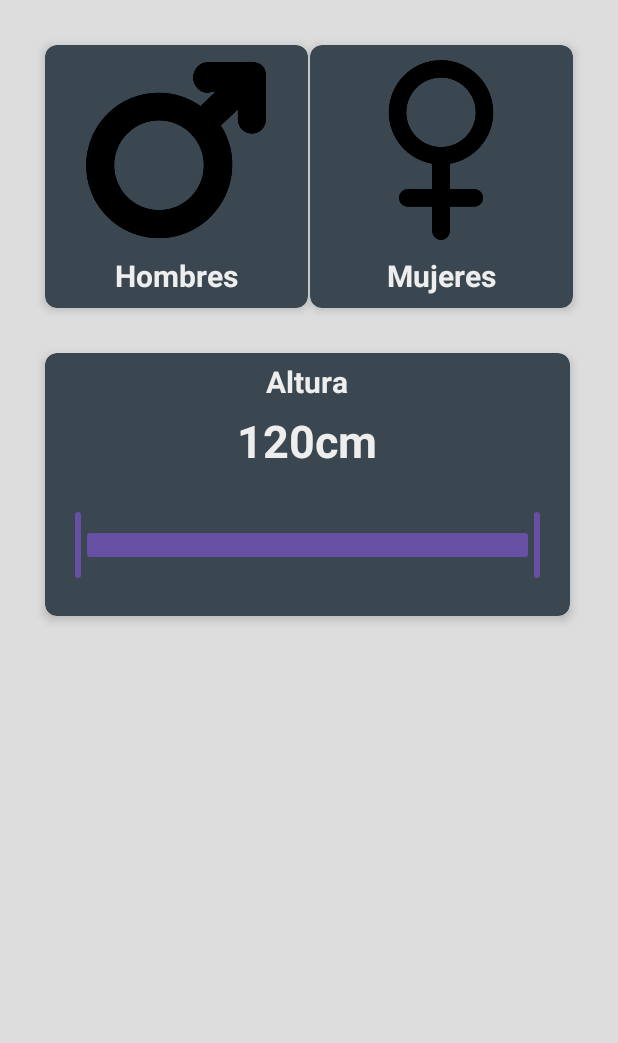
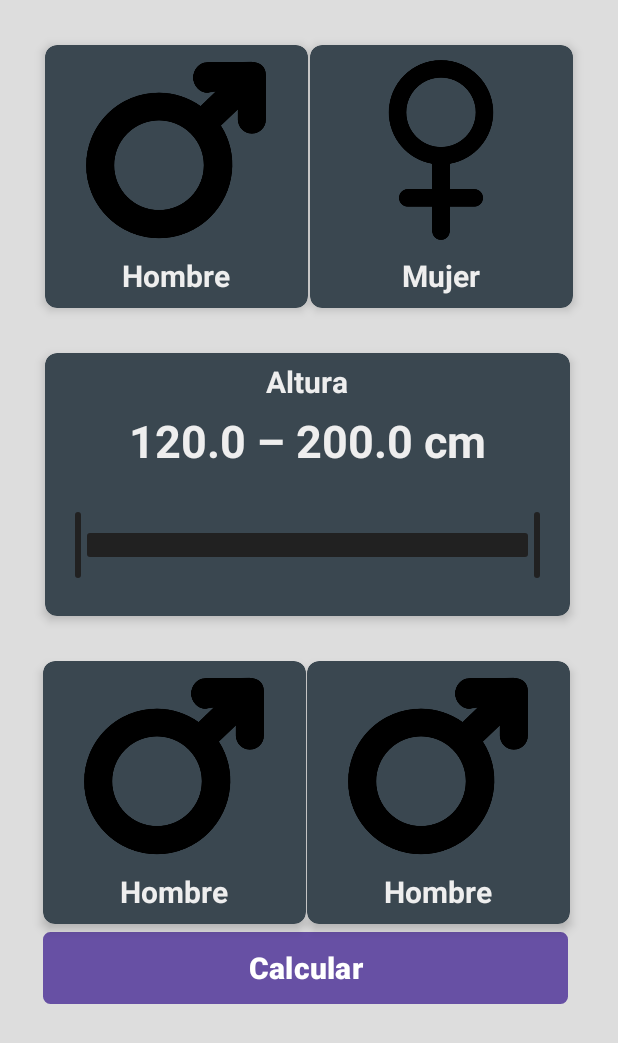
Before and after one commit to guillemulass/IMC_Calculadoras, an Android app: the screen it shows after launch (CalculadoraIMC), after a tap on "CalculadoraIMC", on a phone screen of 412 x 824 dp. Shown: the top 1043 px of the screen. Run offline under Robolectric (Android 15) with nearby library versions, the phone set to English and light mode, and no system bars.

Commit message:
80% layout de IMC

```diff
--- a/app/src/main/java/com/gmulbat1301/imc_calculadoras/CalculadoraIMC.kt
+++ b/app/src/main/java/com/gmulbat1301/imc_calculadoras/CalculadoraIMC.kt
@@ -2,17 +2,22 @@ package com.gmulbat1301.imc_calculadoras
 
 import androidx.appcompat.app.AppCompatActivity
 import android.os.Bundle
+import android.widget.Button
+import android.widget.TextView
 import com.google.android.material.slider.RangeSlider
 import com.google.android.material.slider.Slider
 
 class CalculadoraIMC : AppCompatActivity() {
 
     lateinit var slider : RangeSlider
+    lateinit var txtCm : TextView
+    lateinit var btnCalc : Button
     override fun onCreate(savedInstanceState: Bundle?) {
         super.onCreate(savedInstanceState)
         setContentView(R.layout.activity_calculadora_imc)
 
         initComponents()
+        updatetxtCm()
     }
     fun initComponents(){
         slider = findViewById<RangeSlider>(R.id.slider)
@@ -20,5 +25,18 @@ class CalculadoraIMC : AppCompatActivity() {
         slider.valueTo=200f
         slider.values = listOf(120f,200f)
 
+        txtCm = findViewById<TextView>(R.id.stringcm)
+        btnCalc= findViewById(R.id.btn_Calc)
+    }
+
+    fun updatetxtCm() {
+        slider.addOnChangeListener { slider,value,fromUser ->
+            val valueText = String.format("%.1f - %.1f cm", slider.values[0], slider.values[1],)
+            txtCm.text = valueText
+        }
+    }
+
+    fun btnCalc() {
+        btnCalc.setOnClickListener { println() }
     }
 }
--- /dev/null
+++ b/app/src/main/res/drawable/boton_cuadrado.xml
@@ -0,0 +1,9 @@
+<?xml version="1.0" encoding="utf-8"?>
+<shape xmlns:android="http://schemas.android.com/apk/res/android"
+    android:shape="rectangle">
+    <gradient android:startColor="#FFFFFF"
+        android:endColor="#00FF00"
+        android:angle="270" />
+    <corners android:radius="3dp" />
+    <stroke android:width="5px" android:color="#000000" />
+</shape>
--- a/app/src/main/res/layout/activity_calculadora_imc.xml
+++ b/app/src/main/res/layout/activity_calculadora_imc.xml
@@ -99,6 +99,7 @@
     </androidx.cardview.widget.CardView>
 
     <androidx.cardview.widget.CardView
+        android:id="@+id/cardview3"
         android:layout_width="350dp"
         android:layout_height="175dp"
         android:layout_marginTop="30dp"
@@ -128,7 +129,7 @@
                 android:id="@+id/stringcm"
                 android:layout_width="wrap_content"
                 android:layout_height="wrap_content"
-                android:text="@string/_120cm"
+                android:text="@string/_120_0_200_0"
                 android:textStyle="bold"
                 android:textColor="#EEEEEE"
                 android:textSize="30sp"
@@ -136,19 +137,130 @@
                 android:layout_marginTop="5dp"
 
                 />
+
             <com.google.android.material.slider.RangeSlider
                 android:id="@+id/slider"
                 android:layout_width="wrap_content"
                 android:layout_height="wrap_content"
-                android:layout_marginTop="25dp"/>
+                android:layout_marginTop="25dp"
+                android:theme="@style/RangeSliderColor"
+                tools:ignore="SpeakableTextPresentCheck" />
         </LinearLayout>
+    </androidx.cardview.widget.CardView>
+
+    <androidx.cardview.widget.CardView
+        android:id="@+id/cardview4"
+        android:layout_width="175dp"
+        android:layout_height="175dp"
+        android:backgroundTint="#3A4750"
+        android:layout_marginTop="30dp"
+        android:layout_marginStart="-1dp"
+        app:cardCornerRadius="8dp"
+        app:cardElevation="4dp"
+        app:layout_constraintTop_toBottomOf="@id/cardview3"
+        app:layout_constraintStart_toStartOf="@id/cardview3"
+        >
+
+        <LinearLayout
+            android:layout_width="match_parent"
+            android:layout_height="match_parent"
+            android:gravity="center_horizontal">
+
+            <ImageView
+                android:layout_width="120dp"
+                android:layout_height="120dp"
+                android:layout_marginTop="10dp"
+                android:src="@drawable/signomasc"
+                android:contentDescription="@string/hombres" />
+
+
+        </LinearLayout>
+
+        <LinearLayout
+            android:layout_width="match_parent"
+            android:layout_height="match_parent"
+            android:gravity="center_horizontal">
+
+            <TextView
+                android:layout_width="wrap_content"
+                android:layout_height="wrap_content"
+                android:layout_marginTop="140dp"
+                android:text="@string/hombres"
+                android:textStyle="bold"
+                android:textColor="#EEEEEE"
+                android:textSize="20sp"/>
+        </LinearLayout>
+
+    </androidx.cardview.widget.CardView>
+
+
+    <androidx.cardview.widget.CardView
+        android:id="@+id/cardview5"
+        android:layout_width="175dp"
+        android:layout_height="175dp"
+        android:backgroundTint="#3A4750"
+        android:layout_marginTop="30dp"
+        app:cardCornerRadius="8dp"
+        app:cardElevation="4dp"
+        app:layout_constraintTop_toBottomOf="@id/cardview3"
+        app:layout_constraintEnd_toEndOf="@id/cardview3"
+        >
+
+        <LinearLayout
+            android:layout_width="match_parent"
+            android:layout_height="match_parent"
+            android:gravity="center_horizontal">
+
+            <ImageView
+                android:layout_width="120dp"
+                android:layout_height="120dp"
+                android:layout_marginTop="10dp"
+                android:src="@drawable/signomasc"
+                android:contentDescription="@string/hombres" />
+
+
+        </LinearLayout>
+
+        <LinearLayout
+            android:layout_width="match_parent"
+            android:layout_height="match_parent"
+            android:gravity="center_horizontal">
+
+            <TextView
+                android:layout_width="wrap_content"
+                android:layout_height="wrap_content"
+                android:layout_marginTop="140dp"
+                android:text="@string/hombres"
+                android:textStyle="bold"
+                android:textColor="#EEEEEE"
+                android:textSize="20sp"/>
+        </LinearLayout>
+
+    </androidx.cardview.widget.CardView>
+    <androidx.constraintlayout.widget.ConstraintLayout
+        android:id="@+id/layoutBtnCalc"
+        android:layout_width="wrap_content"
+        android:layout_height="wrap_content"
+        app:layout_constraintTop_toBottomOf="@id/cardview4"
+        app:layout_constraintStart_toStartOf="@id/cardview4"
+        android:layout_marginTop="5dp"
+        >
+
+        <Button
+            android:id="@+id/btn_Calc"
+            android:layout_width="350dp"
+            android:layout_height="wrap_content"
+            android:text="@string/calcular"
+            android:textSize="20sp"
+            android:textStyle="bold"
+            android:background="@drawable/boton_cuadrado"
+            tools:ignore="MissingConstraints" />
 
 
 
 
+    </androidx.constraintlayout.widget.ConstraintLayout>
 
-
-    </androidx.cardview.widget.CardView>
 
 
 </androidx.constraintlayout.widget.ConstraintLayout>
--- a/app/src/main/res/values/colors.xml
+++ b/app/src/main/res/values/colors.xml
@@ -2,4 +2,5 @@
 <resources>
     <color name="black">#FF000000</color>
     <color name="white">#FFFFFFFF</color>
+    <color name="colorRangeSlider">#FFFFFFFF</color>
 </resources>
--- /dev/null
+++ b/app/src/main/res/values/rangeSliderColor.xml
@@ -0,0 +1,6 @@
+<?xml version="1.0" encoding="utf-8"?>
+<resources>
+    <style name="RangeSliderColor" parent="Theme.AppCompat.Light.DarkActionBar">
+        <item name="colorAccent">@color/colorRangeSlider</item>
+    </style>
+</resources>
--- a/app/src/main/res/values/strings.xml
+++ b/app/src/main/res/values/strings.xml
@@ -4,9 +4,10 @@
     <string name="calculadoraimc">CalculadoraIMC</string>
     <string name="calculadoraalvaro">CalculadoraAlvaro</string>
     <string name="salir">Salir</string>
-    <string name="hombres">Hombres</string>
-    <string name="mujeres">Mujeres</string>
+    <string name="hombres">Hombre</string>
+    <string name="mujeres">Mujer</string>
     <string name="signomujer">SignoMujer</string>
     <string name="altura">Altura</string>
-    <string name="_120cm">120cm</string>
+    <string name="_120_0_200_0">120.0 – 200.0 cm</string>
+    <string name="calcular">Calcular</string>
 </resources>
```
